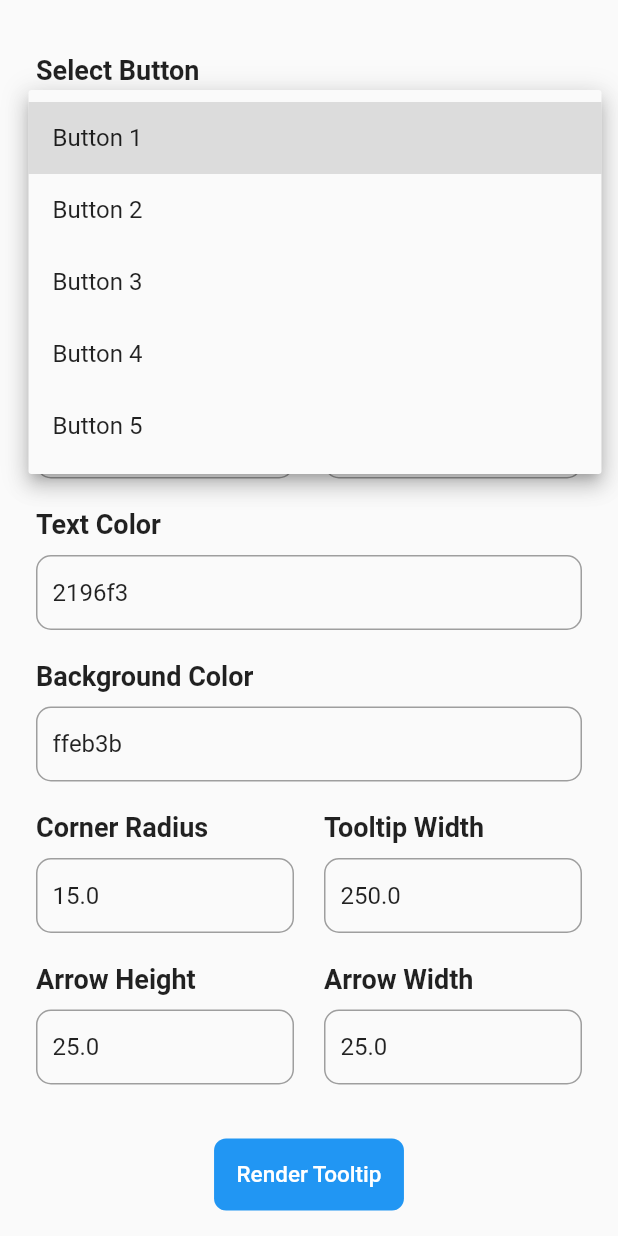
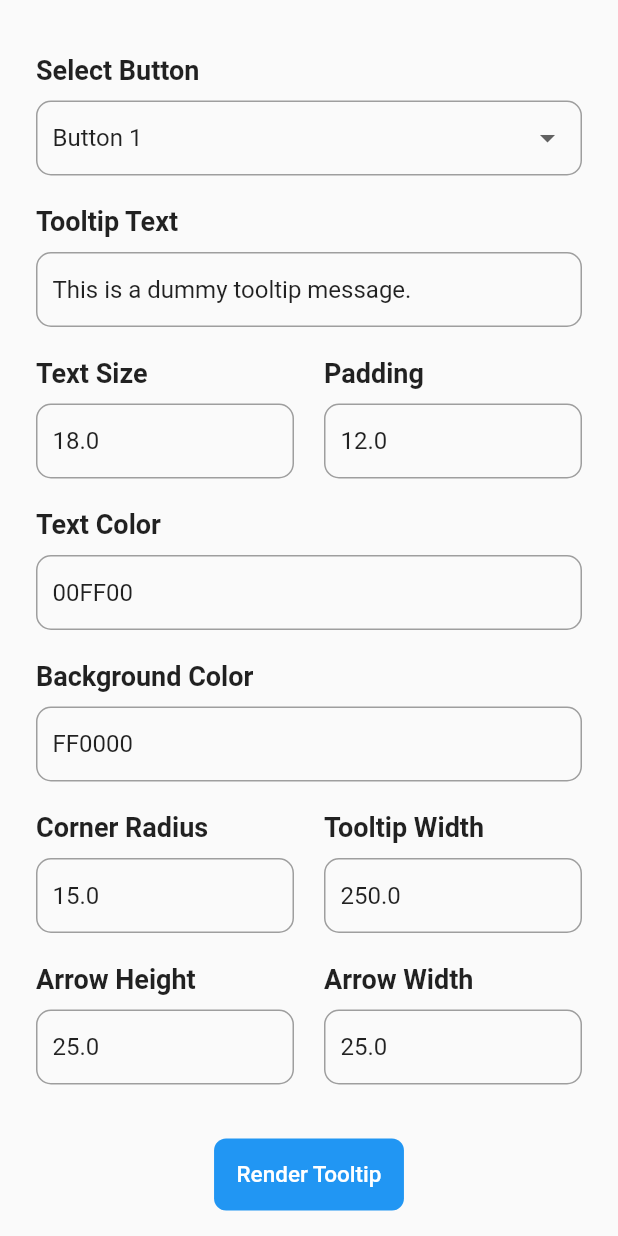
Before and after one commit to NipunGandhi/tooltip_plotline, a Flutter app: the screen it shows after launch, after a tap on "Button 1", on a phone screen of 412 x 824 dp. Run offline on Flutter 3.47's test engine with Material 2 defaults, Android fonts, the phone set to English and light mode, and no system bars; our stand-ins replace hive, hive_flutter; accounts and stored records are empty; statements that could not run were skipped.

Commit message:
Color updated

```diff
--- a/lib/config/controller/controller.dart
+++ b/lib/config/controller/controller.dart
@@ -6,8 +6,8 @@
     "Button 1": CustomToolTipParams(
       message: "This is a dummy tooltip message.",
       textSize: 18,
-      textColor: Colors.blue,
-      bgColor: Colors.yellow,
+      textColor: "00FF00",
+      bgColor: "FF0000",
       radius: 15,
       width: 250.0,
       padding: const EdgeInsets.all(12.0),
@@ -17,8 +17,8 @@
     "Button 2": CustomToolTipParams(
       message: "Button 2 message",
       textSize: 18,
-      textColor: Colors.blue,
-      bgColor: Colors.yellow,
+      textColor: "00FF00",
+      bgColor: "FF0000",
       radius: 15,
       width: 250.0,
       padding: const EdgeInsets.all(12.0),
@@ -28,8 +28,8 @@
     "Button 3": CustomToolTipParams(
       message: "This is a dummy tooltip message.",
       textSize: 18,
-      textColor: Colors.blue,
-      bgColor: Colors.yellow,
+      textColor: "00FF00",
+      bgColor: "FF0000",
       radius: 15,
       width: 250.0,
       padding: const EdgeInsets.all(12.0),
@@ -39,8 +39,8 @@
     "Button 4": CustomToolTipParams(
       message: "This is a dummy tooltip message.",
       textSize: 18,
-      textColor: Colors.blue,
-      bgColor: Colors.yellow,
+      textColor: "00FF00",
+      bgColor: "FF0000",
       radius: 15,
       width: 250.0,
       padding: const EdgeInsets.all(12.0),
@@ -50,8 +50,8 @@
     "Button 5": CustomToolTipParams(
       message: "This is a dummy tooltip message.",
       textSize: 18,
-      textColor: Colors.blue,
-      bgColor: Colors.yellow,
+      textColor: "00FF00",
+      bgColor: "FF0000",
       radius: 15,
       width: 250.0,
       padding: const EdgeInsets.all(12.0),
@@ -60,4 +60,8 @@
     ),
   };
   String buttonSelected = "Button 1";
+
+  void update(){
+    notifyListeners();
+  }
 }
--- a/lib/config/model/tooltip_model.dart
+++ b/lib/config/model/tooltip_model.dart
@@ -13,9 +13,9 @@
   @HiveField(3)
   final double textSize;
   @HiveField(4)
-  final Color textColor;
+  final String textColor;
   @HiveField(5)
-  final Color bgColor;
+  final String bgColor;
   @HiveField(6)
   final double radius;
   @HiveField(7)
--- a/lib/main.dart
+++ b/lib/main.dart
@@ -5,7 +5,7 @@
 import 'package:tooltip_plotline/config/controller/controller.dart';
 import 'package:tooltip_plotline/config/model/edge_inset_adapter.dart';
 import 'package:tooltip_plotline/config/model/tooltip_model.dart';
-import 'package:tooltip_plotline/screens/render_screen.dart';
+import 'package:tooltip_plotline/screens/homescreen.dart';
 
 Future<void> main() async {
   WidgetsFlutterBinding.ensureInitialized();
@@ -21,10 +21,10 @@
   Widget build(BuildContext context) {
     return MultiProvider(
       providers: [
-        ChangeNotifierProvider(create: (context)=> ListController())
+        ChangeNotifierProvider(create: (context) => ListController())
       ],
       child: const MaterialApp(
-        home: RenderScreen(),
+        home: HomeScreen(),
       ),
     );
   }
--- a/lib/screens/homescreen.dart
+++ b/lib/screens/homescreen.dart
@@ -1,7 +1,7 @@
 import 'package:flutter/material.dart';
-import 'package:tooltip_plotline/widget/custom_button.dart';
-import 'package:tooltip_plotline/widget/custom_tooltip.dart';
-
+import 'package:provider/provider.dart';
+import 'package:tooltip_plotline/config/controller/controller.dart';
+import 'package:tooltip_plotline/widget/button_tooltip.dart';
 import '../config/colors/colors.dart';
 
 class HomeScreen extends StatelessWidget {
@@ -9,6 +9,8 @@
 
   @override
   Widget build(BuildContext context) {
+    ListController listController =
+        Provider.of<ListController>(context, listen: true);
     return SafeArea(
       child: Scaffold(
         backgroundColor: PlotlineColor.background1,
@@ -20,53 +22,35 @@
               Row(
                 mainAxisAlignment: MainAxisAlignment.spaceBetween,
                 children: [
-                  CustomToolTip(
+                  CreateCustomToolTip(
+                    buttonKey: 'Button 1',
+                    params: listController.map['Button 1']!,
                     context: context,
-                    message: "high",
-                    child: CustomButton(
-                      onPressed: () {},
-                      text: 'Button 1',
-                    ),
                   ),
-                  CustomToolTip(
+                  CreateCustomToolTip(
+                    buttonKey: 'Button 2',
+                    params: listController.map['Button 2']!,
                     context: context,
-                    message: "Hello",
-                    child: CustomButton(
-                      onPressed: () {},
-                      text: 'Button 2',
-                    ),
                   ),
                 ],
               ),
-              CustomToolTip(
+              CreateCustomToolTip(
+                buttonKey: 'Button 3',
+                params: listController.map['Button 3']!,
                 context: context,
-                width: 100,
-                message:
-                    "oooooooooooooooooooHelloHelloHelloHelloooooooooooooooooooooooooooooHelloHelloHelloHellooooooooooooooooooooooooooooodasdasd12313123213dadsaNipufdadfasdasdasGandgudads",
-                child: CustomButton(
-                  onPressed: () {},
-                  text: 'Button 3',
-                ),
               ),
               Row(
                 mainAxisAlignment: MainAxisAlignment.spaceBetween,
                 children: [
-                  CustomToolTip(
+                  CreateCustomToolTip(
+                    buttonKey: 'Button 4',
+                    params: listController.map['Button 4']!,
                     context: context,
-                    message: "Hello",
-                    imageURL: "https://images.unsplash.com/photo-1575936123452-b67c3203c357?ixlib=rb-4.0.3&ixid=M3wxMjA3fDB8MHxzZWFyY2h8Mnx8aW1hZ2V8ZW58MHx8MHx8fDA%3D&w=1000&q=80",
-                    child: CustomButton(
-                      onPressed: () {},
-                      text: 'Button 4',
-                    ),
                   ),
-                  CustomToolTip(
+                  CreateCustomToolTip(
+                    buttonKey: 'Button 5',
+                    params: listController.map['Button 5']!,
                     context: context,
-                    message: "Testing",
-                    child: CustomButton(
-                      onPressed: () {},
-                      text: 'Button 5',
-                    ),
                   ),
                 ],
               ),
--- a/lib/screens/render_screen.dart
+++ b/lib/screens/render_screen.dart
@@ -48,12 +48,13 @@
       print(initController.map);
     }
     if (initController.map.containsKey(initController.buttonSelected)) {
-      CustomToolTipParams selectedParams = initController.map[initController.buttonSelected]!;
+      CustomToolTipParams selectedParams =
+          initController.map[initController.buttonSelected]!;
       textEditingController.text = selectedParams.message;
       textSizeController.text = selectedParams.textSize.toString();
-      paddingController.text = selectedParams.padding.vertical.toString();
-      textColorController.text = selectedParams.textColor.value.toRadixString(16).substring(2);
-      bgColorController.text = selectedParams.bgColor.value.toRadixString(16).substring(2);
+      paddingController.text = selectedParams.padding.left.toString();
+      textColorController.text = selectedParams.textColor;
+      bgColorController.text = selectedParams.bgColor;
       cornerRadiusController.text = selectedParams.radius.toString();
       widthController.text = selectedParams.width.toString();
       arrowHeightController.text = selectedParams.arrowHeight.toString();
@@ -129,12 +130,8 @@
                               CustomToolTipParams(
                             message: textEditingController.text,
                             textSize: double.parse(textSizeController.text),
-                            textColor: Color(int.parse(
-                                '0xFF${textColorController.text}',
-                                radix: 16)),
-                            bgColor: Color(int.parse(
-                                '0xFF${textColorController.text}',
-                                radix: 16)),
+                            textColor: textColorController.text,
+                            bgColor: bgColorController.text,
                             radius: double.parse(cornerRadiusController.text),
                             width: double.parse(widthController.text),
                             padding: EdgeInsets.all(
@@ -144,6 +141,8 @@
                                 double.parse(arrowHeightController.text),
                           );
                           LocalStorage().store(listController.map);
+                          listController.update();
+                          Navigator.pop(context);
                         },
                         text: 'Render Tooltip',
                         fontColor: PlotlineColor.lightFont1,
@@ -158,12 +157,4 @@
       ),
     );
   }
-
-  Color getColor(String colorHex) {
-    try {
-      return Color(int.parse(colorHex.replaceAll("#", "0xFF")));
-    } catch (e) {
-      return Colors.black;
-    }
-  }
 }
--- /dev/null
+++ b/lib/widget/button_tooltip.dart
@@ -0,0 +1,49 @@
+import 'package:flutter/material.dart';
+import 'package:provider/provider.dart';
+import 'package:tooltip_plotline/config/controller/controller.dart';
+import 'package:tooltip_plotline/config/model/tooltip_model.dart';
+import 'package:tooltip_plotline/screens/render_screen.dart';
+import 'package:tooltip_plotline/widget/custom_button.dart';
+import 'package:tooltip_plotline/widget/custom_tooltip.dart';
+
+class CreateCustomToolTip extends StatelessWidget {
+  const CreateCustomToolTip({
+    super.key,
+    required this.buttonKey,
+    required this.params,
+    required this.context,
+  });
+  final String buttonKey;
+  final CustomToolTipParams params;
+  final BuildContext context;
+
+  @override
+  Widget build(BuildContext context) {
+    return CustomToolTip(
+      context: context,
+      message: params.message,
+      bgColor: Color(int.parse("0xFF${params.bgColor.toUpperCase()}")),
+      textColor: Color(int.parse("0xFF${params.textColor.toUpperCase()}")),
+      width: params.width,
+      arrowHeight: params.arrowHeight,
+      arrowWidth: params.arrowWidth,
+      padding: params.padding,
+      textSize: params.textSize,
+      radius: params.radius,
+      imageRadius: params.imageRadius,
+      imageURL: params.imageURL,
+      child: CustomButton(
+        onPressed: () {
+          ListController listController =
+              Provider.of<ListController>(context, listen: false);
+          listController.buttonSelected = buttonKey;
+          Navigator.push(
+            context,
+            MaterialPageRoute(builder: (context) => const RenderScreen()),
+          );
+        },
+        text: buttonKey,
+      ),
+    );
+  }
+}
--- a/lib/widget/custom_textfield.dart
+++ b/lib/widget/custom_textfield.dart
@@ -24,10 +24,10 @@
           ),
           child: TextField(
             controller: controller,
-            inputFormatters: <TextInputFormatter>[
-              FilteringTextInputFormatter.digitsOnly
-            ],
-            keyboardType: TextInputType.number,
+            // inputFormatters: <TextInputFormatter>[
+            //   FilteringTextInputFormatter.digitsOnly
+            // ],
+            // keyboardType: TextInputType.number,
             decoration: const InputDecoration(
               hintText: 'Input',
               border: InputBorder.none,
```
Also changed, not shown: lib/config/model/tooltip_model.g.dart.
